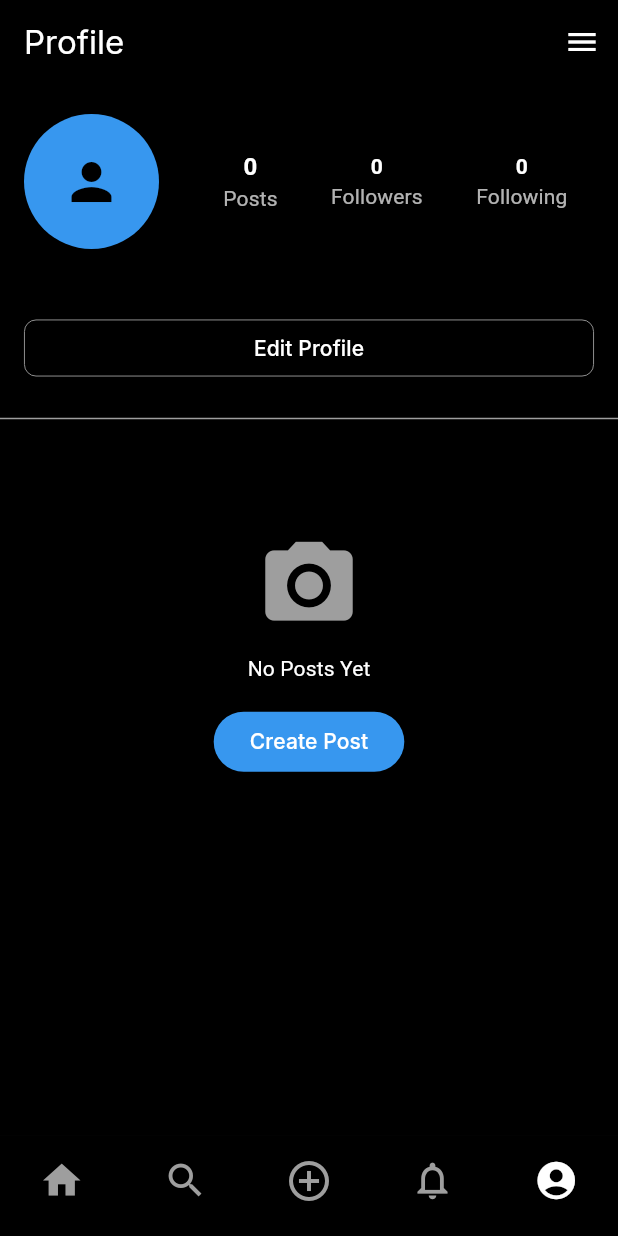
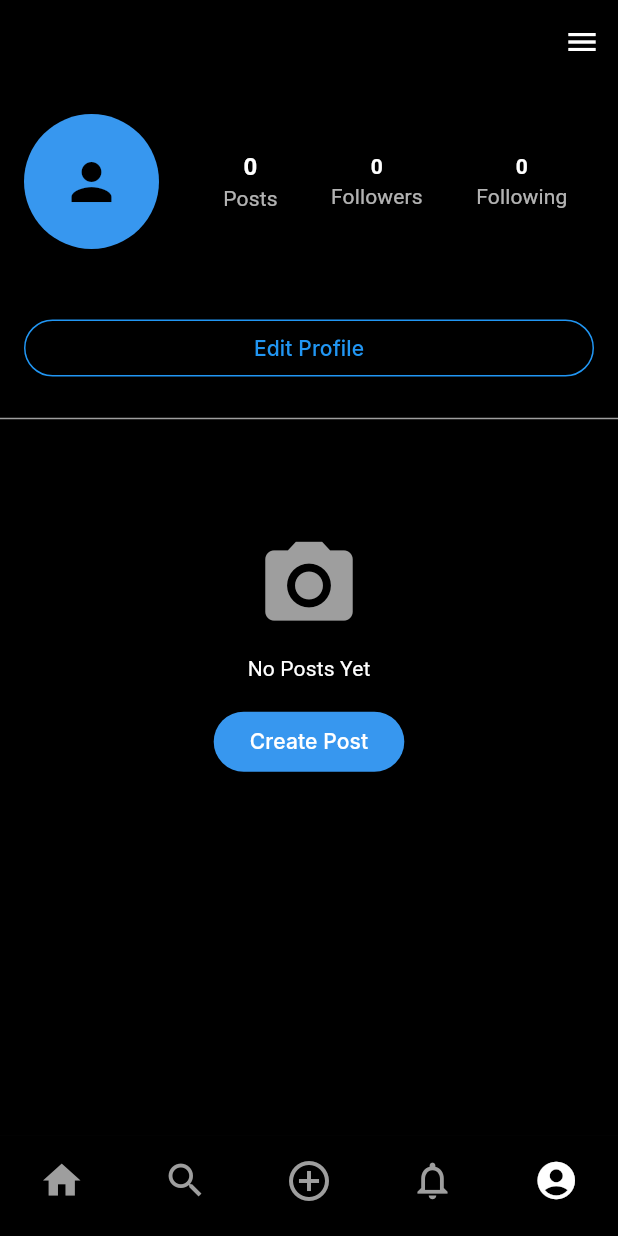
Before and after one commit to AdharshReghu5/Jobo, a Flutter app: the screen it shows once a user with an empty profile is signed in, item 5 of the bottom bar chosen, on a phone screen of 412 x 824 dp. Run offline on Flutter 3.47's test engine with Material 3 defaults, Android fonts, the phone set to English and light mode, and no system bars; our stand-ins replace cloud_firestore, firebase_auth, firebase_core, firebase_storage, google_fonts, image_picker; accounts and stored records are empty.

Commit message:
profile screen with post delete button ,finilized profile screen

```diff
--- a/lib/screens/profile_screen.dart
+++ b/lib/screens/profile_screen.dart
@@ -20,7 +20,6 @@ class _ProfileScreenState extends State<ProfileScreen> {
     return FirebaseFirestore.instance.collection("users").doc(user!.uid).get();
   }
 
-  // 🔥 POSTS COUNT
   Widget postCountWidget() {
     String uid = FirebaseAuth.instance.currentUser!.uid;
 
@@ -56,7 +55,6 @@ class _ProfileScreenState extends State<ProfileScreen> {
     );
   }
 
-  // 🔥 POSTS GRID + EMPTY UI
   Widget buildUserPosts() {
     String uid = FirebaseAuth.instance.currentUser!.uid;
 
@@ -162,13 +160,34 @@ class _ProfileScreenState extends State<ProfileScreen> {
 
   @override
   Widget build(BuildContext context) {
+    return FutureBuilder<DocumentSnapshot>(
+      future: getUserData(),
+      builder: (context, snapshot) {
+        if (!snapshot.hasData) {
+          return const Scaffold(
+            backgroundColor: Colors.black,
+            body: Center(child: CircularProgressIndicator()),
+          );
+        }
+
+        var data = snapshot.data!.data() as Map<String, dynamic>;
+
+        String name = data['name'] ?? "";
+        String username = data['username'] ?? ""; // 🔥 THIS IS NEW
+        String bio = data['bio'] ?? "";
+        String image = data['profileImage'] ?? "";
+
         return Scaffold(
           backgroundColor: Colors.black,
 
+          // 🔥 USERNAME AT TOP (FIXED)
           appBar: AppBar(
             backgroundColor: Colors.black,
             elevation: 0,
-        title: const Text("Profile"),
+            title: Text(
+              username,
+              style: const TextStyle(fontWeight: FontWeight.bold, fontSize: 18),
+            ),
             actions: [
               IconButton(
                 icon: const Icon(Icons.menu),
@@ -185,7 +204,9 @@ class _ProfileScreenState extends State<ProfileScreen> {
                   if (value == "edit") {
                     Navigator.push(
                       context,
-                  MaterialPageRoute(builder: (_) => const EditProfileScreen()),
+                      MaterialPageRoute(
+                        builder: (_) => const EditProfileScreen(),
+                      ),
                     );
                   } else if (value == "logout") {
                     await FirebaseAuth.instance.signOut();
@@ -200,26 +221,12 @@ class _ProfileScreenState extends State<ProfileScreen> {
             ],
           ),
 
-      body: FutureBuilder<DocumentSnapshot>(
-        future: getUserData(),
-        builder: (context, snapshot) {
-          if (!snapshot.hasData) {
-            return const Center(child: CircularProgressIndicator());
-          }
-
-          var data = snapshot.data!.data() as Map<String, dynamic>;
-
-          String name = data['name'] ?? "";
-          String bio = data['bio'] ?? "";
-          String image = data['profileImage'] ?? "";
-
-          return SingleChildScrollView(
+          body: SingleChildScrollView(
             child: Column(
               crossAxisAlignment: CrossAxisAlignment.start,
               children: [
                 const SizedBox(height: 20),
 
-                // 🔥 PROFILE + STATS
                 Padding(
                   padding: const EdgeInsets.symmetric(horizontal: 16),
                   child: Row(
@@ -286,7 +293,6 @@ class _ProfileScreenState extends State<ProfileScreen> {
 
                 const SizedBox(height: 12),
 
-                // 🔥 NAME + BIO
                 Padding(
                   padding: const EdgeInsets.symmetric(horizontal: 16),
                   child: Column(
@@ -311,7 +317,6 @@ class _ProfileScreenState extends State<ProfileScreen> {
 
                 const SizedBox(height: 12),
 
-                // 🔥 EDIT BUTTON (UPDATED ONLY THIS)
                 Padding(
                   padding: const EdgeInsets.symmetric(horizontal: 16),
                   child: SizedBox(
@@ -319,11 +324,10 @@ class _ProfileScreenState extends State<ProfileScreen> {
                     height: 38,
                     child: OutlinedButton(
                       style: OutlinedButton.styleFrom(
-                        side: const BorderSide(color: Colors.grey, width: 0.6),
+                        side: const BorderSide(color: Colors.blue, width: 1),
                         shape: RoundedRectangleBorder(
-                          borderRadius: BorderRadius.circular(8),
+                          borderRadius: BorderRadius.circular(20),
                         ),
-                        backgroundColor: Colors.transparent,
                       ),
                       onPressed: () {
                         Navigator.push(
@@ -336,9 +340,8 @@ class _ProfileScreenState extends State<ProfileScreen> {
                       child: const Text(
                         "Edit Profile",
                         style: TextStyle(
-                          color: Colors.white,
+                          color: Colors.blue,
                           fontWeight: FontWeight.w500,
-                          fontSize: 14,
                         ),
                       ),
                     ),
@@ -350,9 +353,9 @@ class _ProfileScreenState extends State<ProfileScreen> {
                 buildUserPosts(),
               ],
             ),
+          ),
         );
       },
-      ),
     );
   }
 }
```
Lines whose indentation alone changed are shown as unchanged.
